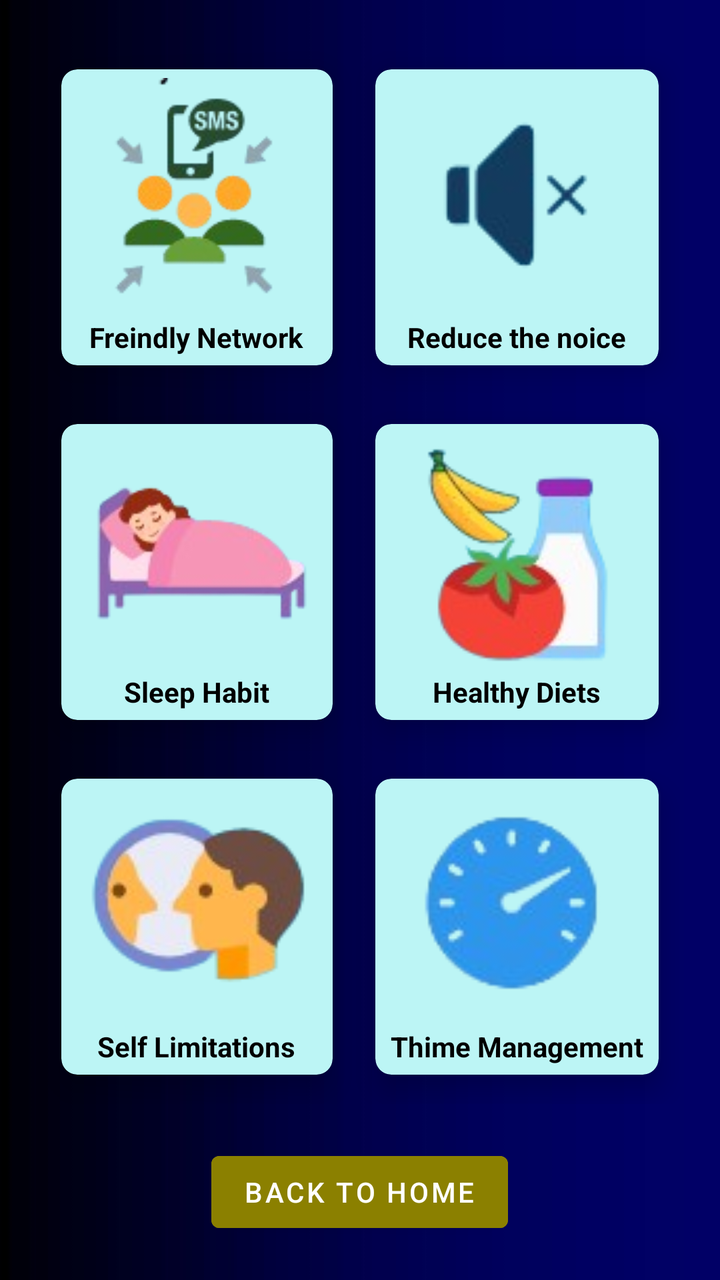
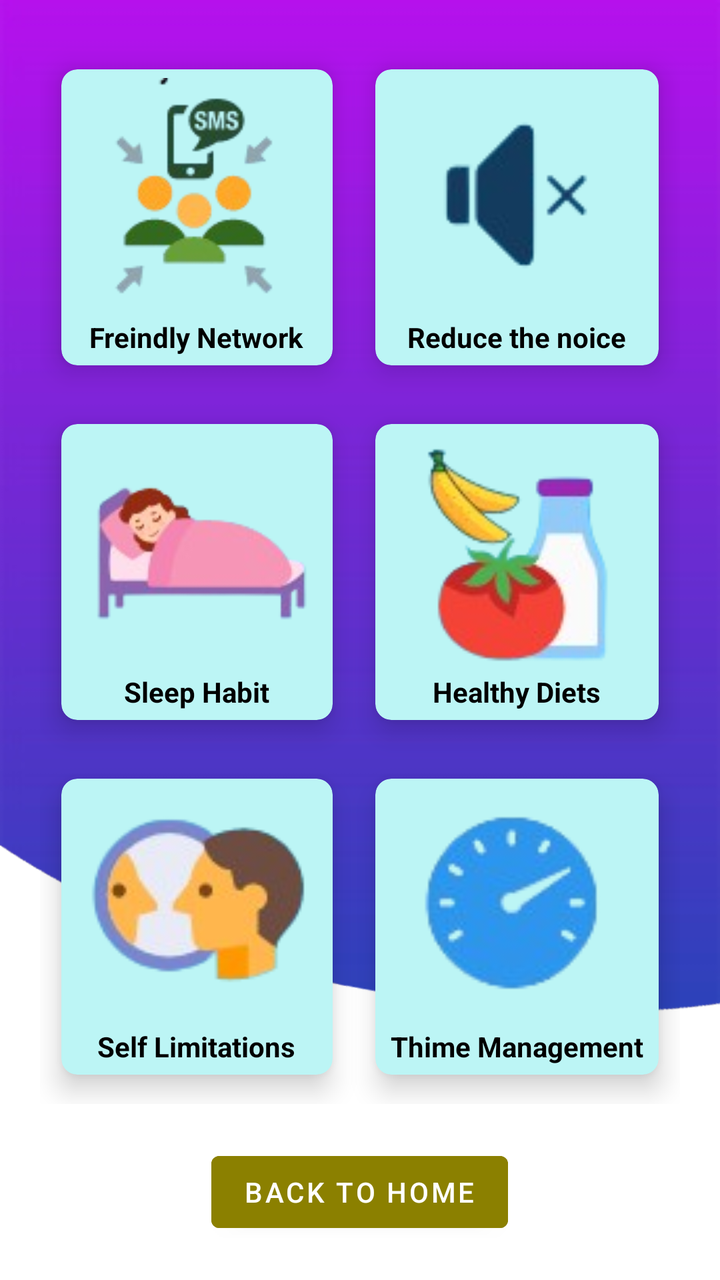

An Android layout rendered at two revisions. The XML below is the earlier revision; the diff shows what the commit changed to produce the second picture.
<!-- AndroidManifest.xml: application theme Theme.NutriMind -->
<!-- res/layout/fragment_tips.xml -->
<?xml version="1.0" encoding="utf-8"?>
<RelativeLayout xmlns:android="http://schemas.android.com/apk/res/android"
    xmlns:app="http://schemas.android.com/apk/res-auto"
    xmlns:tools="http://schemas.android.com/tools"
    android:id="@+id/main"
    android:layout_width="match_parent"
    android:layout_height="match_parent"
    tools:context=".HomeActivity"
    android:background="@drawable/bg2">


    <GridLayout
        android:layout_width="match_parent"
        android:layout_height="match_parent"
        android:layout_margin="20dp"
        android:columnCount="2"
        android:rowCount="3"

        android:layout_above="@+id/btnBackToHome">

        <androidx.cardview.widget.CardView
            android:id="@+id/cardBreath"
            android:layout_width="wrap_content"
            android:layout_height="wrap_content"
            android:layout_row="0"
            android:layout_column="0"
            android:layout_rowWeight="1"
            android:layout_columnWeight="1"
            android:layout_gravity="fill"
            app:cardBackgroundColor="@color/teal_200"
            app:cardCornerRadius="8dp"
            app:cardElevation="8dp"
            app:cardUseCompatPadding="true">

            <LinearLayout
                android:layout_width="wrap_content"
                android:layout_height="wrap_content"
                android:layout_gravity="center_vertical|center_horizontal"
                android:gravity="center"
                android:orientation="vertical">

                <ImageView
                    android:layout_width="120dp"
                    android:layout_height="120dp"
                    android:src="@drawable/tip1"/>

                <TextView
                    android:layout_width="wrap_content"
                    android:layout_height="wrap_content"
                    android:text="Freindly Network"
                    android:textAlignment="center"
                    android:textColor="@color/black"
                    android:textStyle="bold" />

            </LinearLayout>

        </androidx.cardview.widget.CardView>

        <androidx.cardview.widget.CardView
            android:id="@+id/cardBoxBreath"
            android:layout_width="wrap_content"
            android:layout_height="wrap_content"
            android:layout_row="0"
            android:layout_column="1"
            android:layout_rowWeight="1"
            android:layout_columnWeight="1"
            android:layout_gravity="fill"
            app:cardBackgroundColor="@color/teal_200"
            app:cardCornerRadius="8dp"
            app:cardElevation="8dp"
            app:cardUseCompatPadding="true">

            <LinearLayout
                android:layout_width="wrap_content"
                android:layout_height="wrap_content"
                android:layout_gravity="center_vertical|center_horizontal"
                android:gravity="center"
                android:orientation="vertical">

                <ImageView
                    android:layout_width="120dp"
                    android:layout_height="120dp"
                    android:src="@drawable/tip2"/>

                <TextView
                    android:layout_width="wrap_content"
                    android:layout_height="wrap_content"
                    android:text="Reduce the noice"
                    android:textAlignment="center"
                    android:textColor="@color/black"
                    android:textStyle="bold"/>

            </LinearLayout>

        </androidx.cardview.widget.CardView>


        <androidx.cardview.widget.CardView
            android:id="@+id/cardWalking"
            android:layout_width="wrap_content"
            android:layout_height="wrap_content"
            android:layout_row="1"
            android:layout_column="0"
            android:layout_rowWeight="1"
            android:layout_columnWeight="1"
            android:layout_gravity="fill"
            app:cardBackgroundColor="@color/teal_200"
            app:cardCornerRadius="8dp"
            app:cardElevation="8dp"
            app:cardUseCompatPadding="true">

            <LinearLayout
                android:layout_width="wrap_content"
                android:layout_height="wrap_content"
                android:layout_gravity="center_vertical|center_horizontal"
                android:gravity="center"
                android:orientation="vertical">

                <ImageView
                    android:layout_width="120dp"
                    android:layout_height="120dp"
                    android:src="@drawable/tip3"/>

                <TextView
                    android:layout_width="wrap_content"
                    android:layout_height="wrap_content"
                    android:text="Sleep Habit"
                    android:textAlignment="center"
                    android:textColor="@color/black"
                    android:textStyle="bold"/>

            </LinearLayout>

        </androidx.cardview.widget.CardView>


        <androidx.cardview.widget.CardView
            android:id="@+id/cardManthra"
            android:layout_width="wrap_content"
            android:layout_height="wrap_content"
            android:layout_row="1"
            android:layout_column="1"
            android:layout_rowWeight="1"
            android:layout_columnWeight="1"
            android:layout_gravity="fill"
            app:cardBackgroundColor="@color/teal_200"
            app:cardCornerRadius="8dp"
            app:cardElevation="8dp"
            app:cardUseCompatPadding="true">

            <LinearLayout
                android:layout_width="wrap_content"
                android:layout_height="wrap_content"
                android:layout_gravity="center_vertical|center_horizontal"
                android:gravity="center"
                android:orientation="vertical">

                <ImageView
                    android:layout_width="120dp"
                    android:layout_height="120dp"
                    android:src="@drawable/tip4"/>

                <TextView
                    android:layout_width="wrap_content"
                    android:layout_height="wrap_content"
                    android:text="Healthy Diets"
                    android:textAlignment="center"
                    android:textColor="@color/black"
                    android:textStyle="bold"/>

            </LinearLayout>

        </androidx.cardview.widget.CardView>


        <androidx.cardview.widget.CardView
            android:id="@+id/cardMindfullnessMeditation"
            android:layout_width="wrap_content"
            android:layout_height="wrap_content"
            android:layout_row="2"
            android:layout_column="0"
            android:layout_rowWeight="1"
            android:layout_columnWeight="1"
            android:layout_gravity="fill"
            app:cardBackgroundColor="@color/teal_200"
            app:cardCornerRadius="8dp"
            app:cardElevation="8dp"
            app:cardUseCompatPadding="true">

            <LinearLayout
                android:layout_width="wrap_content"
                android:layout_height="wrap_content"
                android:layout_gravity="center_vertical|center_horizontal"
                android:gravity="center"
                android:orientation="vertical">

                <ImageView
                    android:layout_width="120dp"
                    android:layout_height="120dp"
                    android:src="@drawable/tip5"/>

                <TextView
                    android:layout_width="wrap_content"
                    android:layout_height="wrap_content"
                    android:text="Self Limitations"
                    android:textAlignment="center"
                    android:textColor="@color/black"
                    android:textStyle="bold"/>

            </LinearLayout>

        </androidx.cardview.widget.CardView>

        <androidx.cardview.widget.CardView
            android:id="@+id/cardNature"
            android:layout_width="wrap_content"
            android:layout_height="wrap_content"
            android:layout_row="2"
            android:layout_column="1"
            android:layout_rowWeight="1"
            android:layout_columnWeight="1"
            android:layout_gravity="fill"
            app:cardBackgroundColor="@color/teal_200"
            app:cardCornerRadius="8dp"
            app:cardElevation="8dp"
            app:cardUseCompatPadding="true">

            <LinearLayout
                android:layout_width="wrap_content"
                android:layout_height="wrap_content"
                android:layout_gravity="center_vertical|center_horizontal"
                android:gravity="center"
                android:orientation="vertical">

                <ImageView
                    android:layout_width="120dp"
                    android:layout_height="120dp"
                    android:src="@drawable/tip6"/>

                <TextView
                    android:layout_width="wrap_content"
                    android:layout_height="wrap_content"
                    android:text="Thime Management"
                    android:textAlignment="center"
                    android:textColor="@color/black"
                    android:textStyle="bold"/>

            </LinearLayout>

        </androidx.cardview.widget.CardView>




    </GridLayout>

    <Button
        android:id="@+id/btnBackToHome"
        android:layout_width="wrap_content"
        android:layout_height="wrap_content"
        android:text="Back to Home"
        android:layout_centerHorizontal="true"
        android:layout_alignParentBottom="true"
        android:layout_marginBottom="20dp"
        android:backgroundTint="@color/dim_yellow"
        android:textColor="@color/white"/>



</RelativeLayout>
<!-- resources referenced by this layout -->
<resources>
  <color name="black">#FF000000</color>
  <color name="dim_yellow">#8B8000</color>
  <color name="teal_200">#bcf5f5</color>
  <color name="white">#FFFFFFFF</color>
  <!-- drawable bg2: jpg bitmap (drawable, 12617 bytes) -->
  <!-- drawable tip1: png bitmap (drawable, 10980 bytes) -->
  <!-- drawable tip2: png bitmap (drawable, 3925 bytes) -->
  <!-- drawable tip3: png bitmap (drawable, 9399 bytes) -->
  <!-- drawable tip4: png bitmap (drawable, 12518 bytes) -->
  <!-- drawable tip5: png bitmap (drawable, 10800 bytes) -->
  <!-- drawable tip6: png bitmap (drawable, 7733 bytes) -->
  <style name="Theme.NutriMind" parent="Theme.MaterialComponents.DayNight.NoActionBar">
          
          <item name="colorPrimary">@color/purple_500</item>
          <item name="colorPrimaryVariant">@color/purple_700</item>
          <item name="colorOnPrimary">@color/white</item>
          
          <item name="colorSecondary">@color/teal_200</item>
          <item name="colorSecondaryVariant">@color/teal_700</item>
          <item name="colorOnSecondary">@color/black</item>
  
          
          <item name="android:statusBarColor" tools:targetApi="l">?attr/colorPrimaryVariant</item>
      </style>
  <color name="purple_500">#9C27B0</color>
  <color name="purple_700">#7B1FA2</color>
  <color name="teal_700">#00796B</color>
</resources>

<!-- the commit's change to res/layout/fragment_tips.xml (unified diff, before → after) -->
@@ -6,7 +6,7 @@
     android:layout_width="match_parent"
     android:layout_height="match_parent"
     tools:context=".HomeActivity"
-    android:background="@drawable/bg2">
+    android:background="@drawable/background">
 
 
     <GridLayout
<!-- resource entries referenced after the edit -->
@@ -4,7 +4,7 @@
   <color name="dim_yellow">#8B8000</color>
   <color name="teal_200">#bcf5f5</color>
   <color name="white">#FFFFFFFF</color>
-  <!-- drawable bg2: jpg bitmap (drawable, 12617 bytes) -->
+  <!-- drawable background: png bitmap (drawable, 19321 bytes) -->
   <!-- drawable tip1: png bitmap (drawable, 10980 bytes) -->
   <!-- drawable tip2: png bitmap (drawable, 3925 bytes) -->
   <!-- drawable tip3: png bitmap (drawable, 9399 bytes) -->
